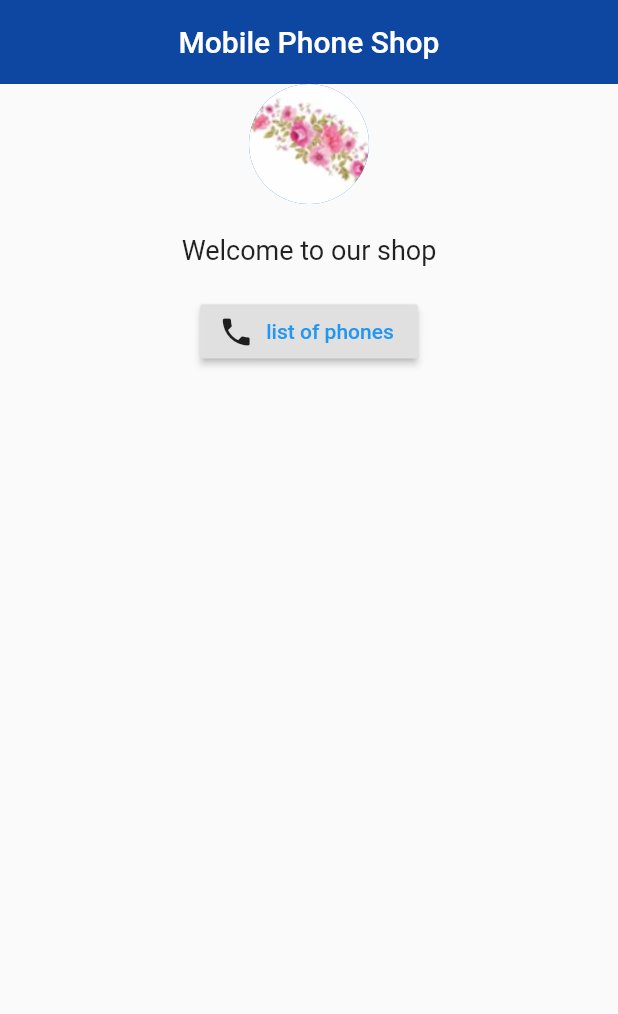
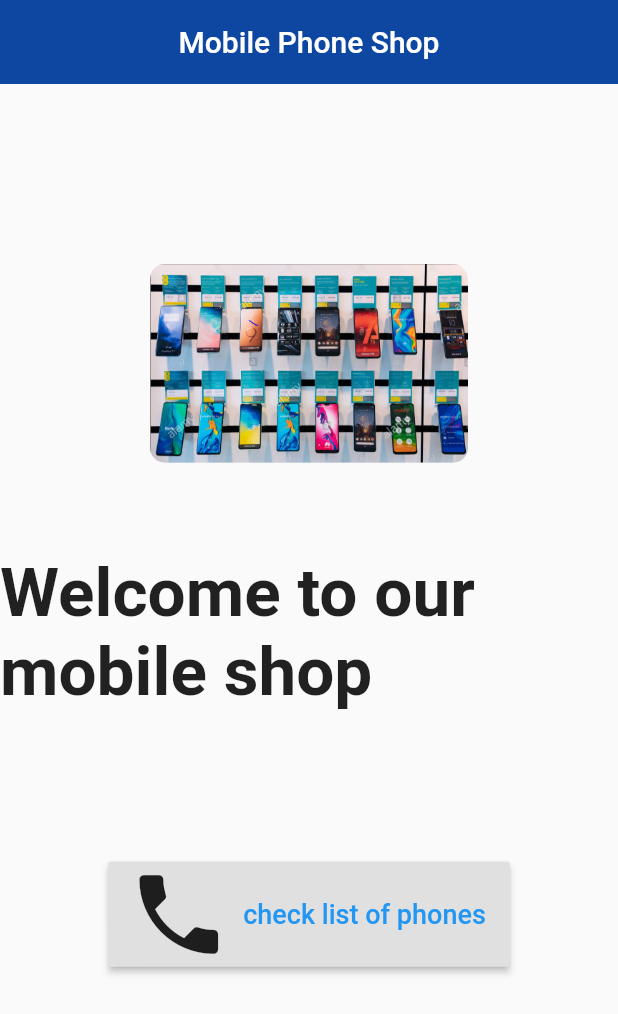
Before and after one commit to Jibumwakilembe/ubuni_phone_app, a Flutter app: the screen it shows after launch, on a phone screen of 412 x 824 dp. Shown: the top 1014 px of the screen. Run offline on Flutter 3.47's test engine with Material 2 defaults, Android fonts, the phone set to English and light mode, and no system bars.

Commit message:
second commit i work on the image and view of phone screen

```diff
--- a/lib/pages/home.dart
+++ b/lib/pages/home.dart
@@ -16,33 +16,44 @@ class _HomeState extends State<Home> {
         elevation: 0,
       ),
       body: Center(
+        child: Padding(
+          padding: const EdgeInsets.fromLTRB(0, 120, 0, 0),
           child: Column(
             crossAxisAlignment: CrossAxisAlignment.center,
             children: [
-            CircleAvatar(
-              backgroundImage: AssetImage('assets/flower.PNG'),
-              radius: 40.0,
-            ),
-            SizedBox(height: 20.0,),
 
-            Text(
-              'Welcome to our shop',
-                  style: TextStyle(
-                    fontSize: 18
-
+              Padding(
+                padding: const EdgeInsets.fromLTRB(100, 0, 100, 0),
+                child: ClipRRect(
+                  borderRadius: BorderRadius.all(Radius.circular(10)),
+                  child: Image.asset('assets/phone.PNG'),
                 ),
               ),
-            SizedBox(height: 20.0,),
+
+              SizedBox(height: 60.0,),
+              Text(
+                'Welcome to our mobile shop',
+                    style: TextStyle(
+                      fontSize: 45,
+                      fontWeight: FontWeight.bold,
+                    ),
+              ),
+              SizedBox(height: 100.0,),
               RaisedButton.icon(
 
                 onPressed: (){
                   Navigator.pushNamed(context, '/list_phone');
                 },
-              icon: Icon(Icons.phone),
+                icon: Icon(
+                    Icons.phone,
+                     size: 70.0,
+                      ),
+
                 label: Text(
-                  'list of phones',
+                    'check list of phones',
                   style: TextStyle(
                     color: Colors.blue,
+                    fontSize: 18,
                   ),
                 ),
 
@@ -52,6 +63,7 @@ class _HomeState extends State<Home> {
             ],
           ),
         ),
+      ),
     );
   }
 }
```
Also changed, not shown: lib/pages/list_phones.dart (+20 -7 lines), lib/pages/view_phone.dart (+22 -28 lines), lib/service/list_phones.dart (+9 -10 lines), lib/service/view_phone.dart (added, +23 -0 lines), assets/phone.PNG (added). Lines whose indentation alone changed are shown as unchanged.
